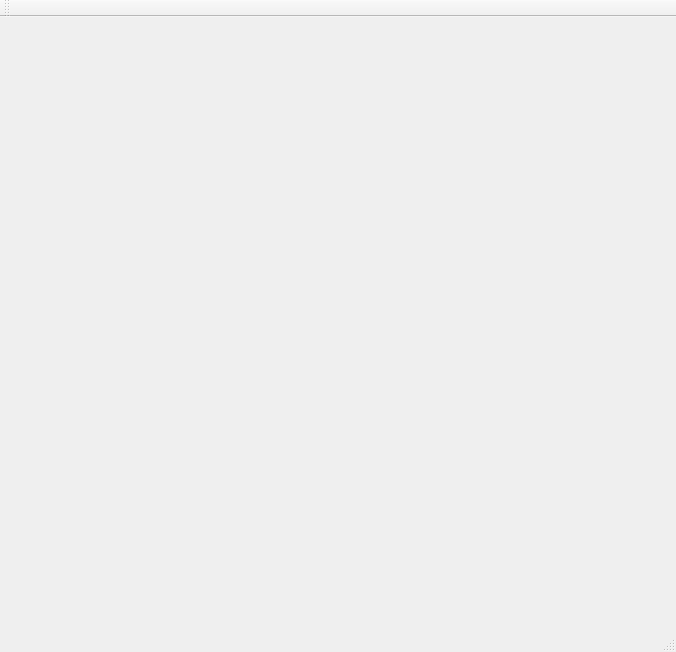
Qt form src/mainwindow.ui (AlexSze/comp2012h-spaceinvader) before a commit.
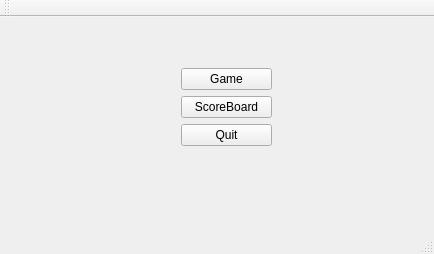
The same form after that commit.

What changed in the file:
```diff
--- a/src/mainwindow.ui
+++ b/src/mainwindow.ui
@@ -6,14 +6,48 @@
    <rect>
     <x>0</x>
     <y>0</y>
-    <width>676</width>
-    <height>652</height>
+    <width>434</width>
+    <height>254</height>
    </rect>
   </property>
   <property name="windowTitle">
    <string>MainWindow</string>
   </property>
-  <widget class="QWidget" name="centralWidget"/>
+  <widget class="QWidget" name="centralWidget">
+   <widget class="QWidget" name="">
+    <property name="geometry">
+     <rect>
+      <x>170</x>
+      <y>40</y>
+      <width>113</width>
+      <height>100</height>
+     </rect>
+    </property>
+    <layout class="QVBoxLayout" name="verticalLayout">
+     <item>
+      <widget class="QPushButton" name="pushButton">
+       <property name="text">
+        <string>Game</string>
+       </property>
+      </widget>
+     </item>
+     <item>
+      <widget class="QPushButton" name="pushButton_2">
+       <property name="text">
+        <string>ScoreBoard</string>
+       </property>
+      </widget>
+     </item>
+     <item>
+      <widget class="QPushButton" name="pushButton_3">
+       <property name="text">
+        <string>Quit</string>
+       </property>
+      </widget>
+     </item>
+    </layout>
+   </widget>
+  </widget>
   <widget class="QMenuBar" name="menuBar">
    <property name="geometry">
     <rect>
```
Left out of the diff: 4 changed lines with no effect on the pictures.
